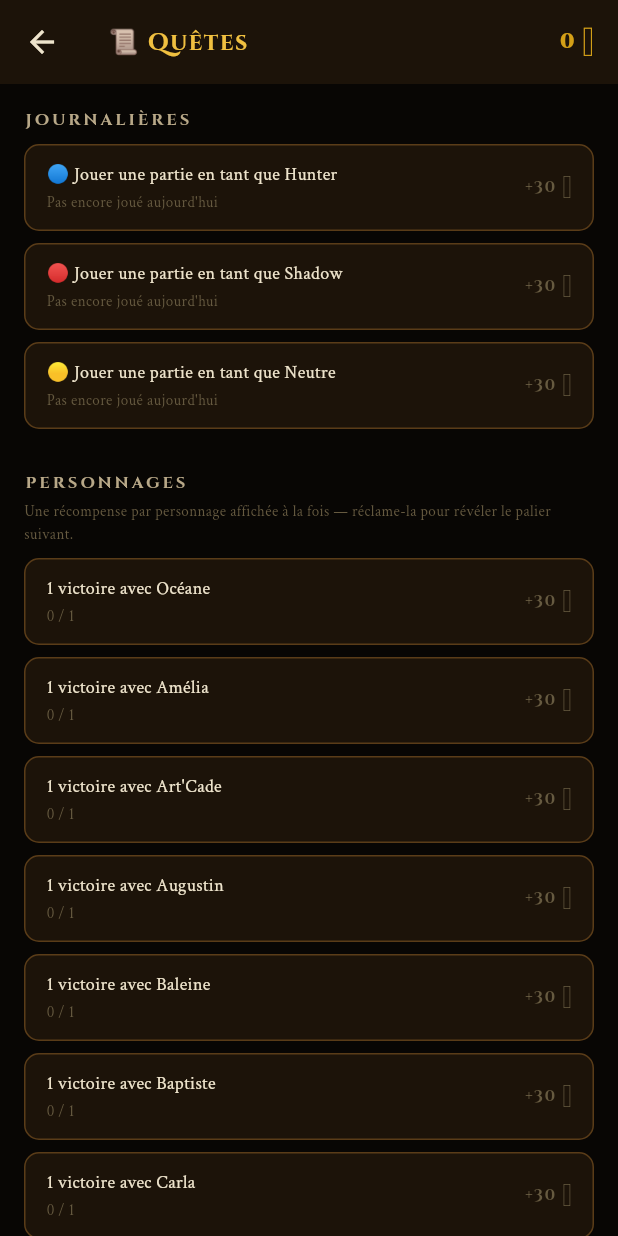
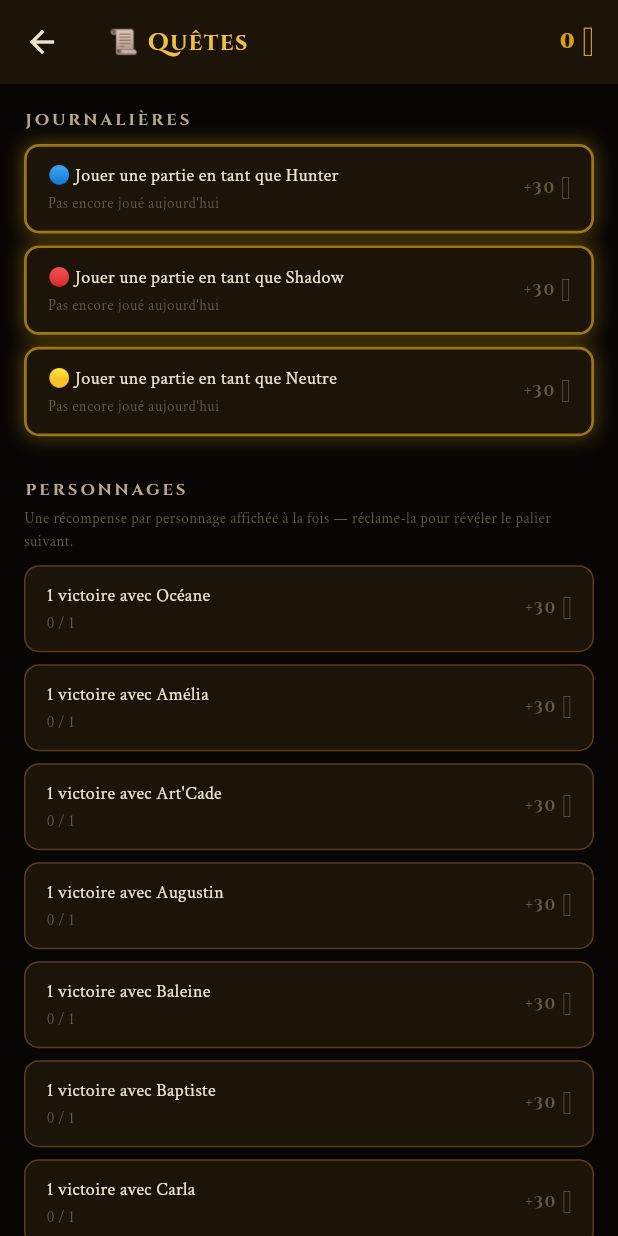
Before and after one commit to Jazz2529/Blinders_Hunter, a Flutter app: the QuestScreen screen opened directly, on a phone screen of 412 x 824 dp. Run offline on Flutter 3.47's test engine with Material 3 defaults, Android fonts, the light colour scheme and no system bars; our stand-ins replace audioplayers, firebase_core, shared_preferences; accounts and stored records are empty.

Commit message:
ia upgrade

```diff
--- a/lib/data/game_data.dart
+++ b/lib/data/game_data.dart
@@ -379,7 +379,7 @@ const List<GameCard> kLumiereCards = [
   GameCard(id:'L08',name:'Toge Sainte',deck:DeckType.lumiere,type:CardType.equipement,
     effect:'sainte_tunique',text:'Vos attaques infligent 1 blessure de moins et les blessures reçues sont réduites de 1'),
   GameCard(id:'L09',name:'Broche de Chance',deck:DeckType.lumiere,type:CardType.equipement,
-    effect:'terrain9_dmg_immune',text:'La Cuisine (terrain 9) ne peut pas vous infliger de blessures'),
+    effect:'terrain9_dmg_immune',text:'Le Salon (terrain 9) ne peut pas vous infliger de blessures'),
   GameCard(id:'L10',name:'Bénédiction',deck:DeckType.lumiere,type:CardType.utilisation,
     effect:'heal_other_d6',text:'Choisissez un joueur autre que vous — D6 — il se soigne d\'autant'),
   GameCard(id:'L11',name:'Boussole Mystique',deck:DeckType.lumiere,type:CardType.equipement,
--- a/lib/models/models.dart
+++ b/lib/models/models.dart
@@ -195,6 +195,7 @@ class Player {
   int deathBombDmg;           // Enceinte: dégâts de la bombe
   bool fifiAutomneShield;
   String? killedByUid;  // uid du joueur qui a tué ce personnage     // Fifi Automne: annule prochaine attaque
+  String? revivedByUid; // uid du joueur qui a ressuscité ce personnage (Baptiste) — permet à l'IA de déduire le camp du ressuscité une fois celui du ressuscitant connu, puisque Baptiste ne ressuscite que ses alliés
   String? copiedEffect; // Baptiste/Oscar: effet copié
   String? poisonSourceUid; // qui a empoisonné
   int poisonTurnsRemaining; // Damien : tours restants de poison (3 dégâts/tour)
@@ -278,6 +279,7 @@ class Player {
     this.deathBombDmg = 0,
     this.fifiAutomneShield = false,
     this.killedByUid,
+    this.revivedByUid,
     this.copiedEffect,
     this.poisonSourceUid,
     this.poisonTurnsRemaining = 0,
@@ -341,7 +343,7 @@ class Player {
     'infiniteRange': infiniteRange, 'autoCounter': autoCounter,
     'mirrorDamage': mirrorDamage, 'deathBombTargetUid': deathBombTargetUid,
     'deathBombDmg': deathBombDmg, 'fifiAutomneShield': fifiAutomneShield,
-    'killedByUid': killedByUid, 'copiedEffect': copiedEffect,
+    'killedByUid': killedByUid, 'revivedByUid': revivedByUid, 'copiedEffect': copiedEffect,
     'poisonSourceUid': poisonSourceUid,
     'poisonTurnsRemaining': poisonTurnsRemaining,
     'lucFireSourceUid': lucFireSourceUid,
@@ -428,6 +430,7 @@ class Player {
     deathBombDmg: (j['deathBombDmg'] as int?) ?? 0,
     fifiAutomneShield: (j['fifiAutomneShield'] as bool?) ?? false,
     killedByUid: j['killedByUid'] as String?,
+    revivedByUid: j['revivedByUid'] as String?,
     copiedEffect: j['copiedEffect'] as String?,
     poisonSourceUid: j['poisonSourceUid'] as String?,
     poisonTurnsRemaining: (j['poisonTurnsRemaining'] as int?) ?? 0,
--- a/lib/screens/quest_screen.dart
+++ b/lib/screens/quest_screen.dart
@@ -17,13 +17,23 @@ class QuestScreen extends StatefulWidget {
   @override State<QuestScreen> createState() => _QuestScreenState();
 }
 
-class _QuestScreenState extends State<QuestScreen> {
+class _QuestScreenState extends State<QuestScreen> with SingleTickerProviderStateMixin {
   int gold = 0;
+  late final AnimationController _glowCtrl;
 
   @override
   void initState() {
     super.initState();
     gold = Prefs.gold();
+    // Pulsation douce et continue — attire l'œil sur les quêtes
+    // journalières pas encore accomplies, sans être trop agressif visuellement.
+    _glowCtrl = AnimationController(vsync: this, duration: const Duration(milliseconds: 1400))..repeat(reverse: true);
+  }
+
+  @override
+  void dispose() {
+    _glowCtrl.dispose();
+    super.dispose();
   }
 
   void _claim(String questId, int reward) {
@@ -109,6 +119,7 @@ class _QuestScreenState extends State<QuestScreen> {
       claimable: done && !claimed,
       progressLabel: done ? null : (en ? 'Not played today' : 'Pas encore joué aujourd\'hui'),
       onClaim: () => _claim(qid, reward),
+      shine: !done,
     );
   }
 
@@ -130,15 +141,31 @@ class _QuestScreenState extends State<QuestScreen> {
   Widget _questContainer({
     required String title, required int reward, required bool claimed,
     required bool claimable, String? progressLabel, required VoidCallback onClaim,
+    bool shine = false,
   }) {
+    final container = AnimatedBuilder(
+      animation: _glowCtrl,
+      builder: (_, child) {
+        // Pulsation UNIQUEMENT si shine est demandé — les autres quêtes
+        // gardent leur apparence statique habituelle (claimable ou non).
+        final glow = shine ? (0.35 + _glowCtrl.value * 0.55) : 0.0;
         return Container(
           margin: const EdgeInsets.only(bottom: 8),
           padding: const EdgeInsets.symmetric(horizontal: 14, vertical: 10),
           decoration: BoxDecoration(
             color: claimable ? kGold.withValues(alpha: 0.08) : kBg2,
             borderRadius: BorderRadius.circular(10),
-        border: Border.all(color: claimable ? kGold.withValues(alpha: 0.6) : kBord2),
+            border: Border.all(
+              color: shine ? kGold.withValues(alpha: glow) : (claimable ? kGold.withValues(alpha: 0.6) : kBord2),
+              width: shine ? 1.8 : 1,
             ),
+            boxShadow: shine ? [
+              BoxShadow(color: kGold.withValues(alpha: glow * 0.5), blurRadius: 10, spreadRadius: 1),
+            ] : null,
+          ),
+          child: child,
+        );
+      },
       child: Row(children: [
         Expanded(child: Column(crossAxisAlignment: CrossAxisAlignment.start, children: [
           Text(title, style: body(12, c: kText)),
@@ -161,6 +188,7 @@ class _QuestScreenState extends State<QuestScreen> {
           Text('+$reward 🪙', style: cinzel(11, c: kTextDim)),
       ]),
     );
+    return container;
   }
 }
 
--- a/lib/services/engine.dart
+++ b/lib/services/engine.dart
@@ -599,6 +599,7 @@ class GameEngine with AbilityEngine {
         final tMax = effectiveMaxHp(target);
         target.wounds = (tMax - selfDmg).clamp(0, tMax);
         target.alive = true;
+        target.revivedByUid = actor.uid;
         target.deathPassiveProcessed = false; // pourra redéclencher ses propres passifs de mort à l'avenir
         return logTCore("✝️ {name} s'inflige {dmg} blessures pour ramener {target} à la vie ({w}/{max} blessures) !", {'name': actor.name, 'dmg': '$selfDmg', 'target': target.name, 'w': '${target.wounds}', 'max': '$tMax'});
 
```
Also changed, not shown: lib/services/solo_controller.dart (+122 -4 lines). Lines whose indentation alone changed are shown as unchanged.
